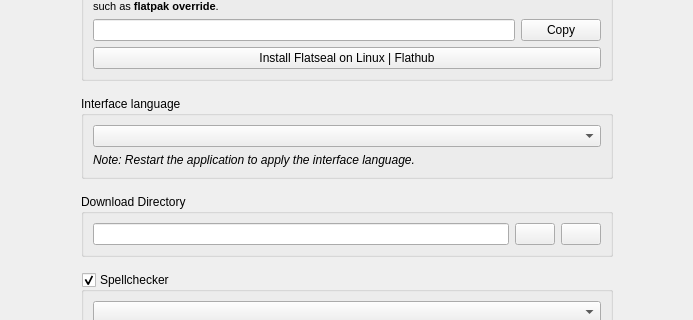
This is zapzap/ui/ui_page_general.ui in rafatosta/zapzap as Qt 5 draws it before an edit; both pictures show x 0 to 693 and y 95 to 415 of the 693 by 729 pixel window. The edited form follows.
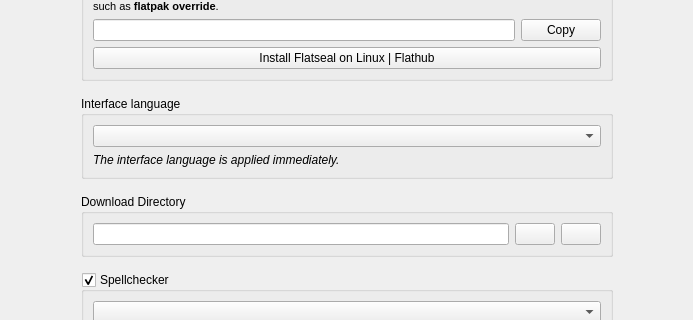
This is the edited form.

Commit message: Apply interface language changes immediately

The edit to the form file:
```diff
--- a/zapzap/ui/ui_page_general.ui
+++ b/zapzap/ui/ui_page_general.ui
@@ -134,7 +134,7 @@
               </font>
              </property>
              <property name="text">
-              <string>Note: Restart the application to apply the interface language.</string>
+              <string>The interface language is applied immediately.</string>
              </property>
             </widget>
            </item>
```
The commit also changes 3 other files.
